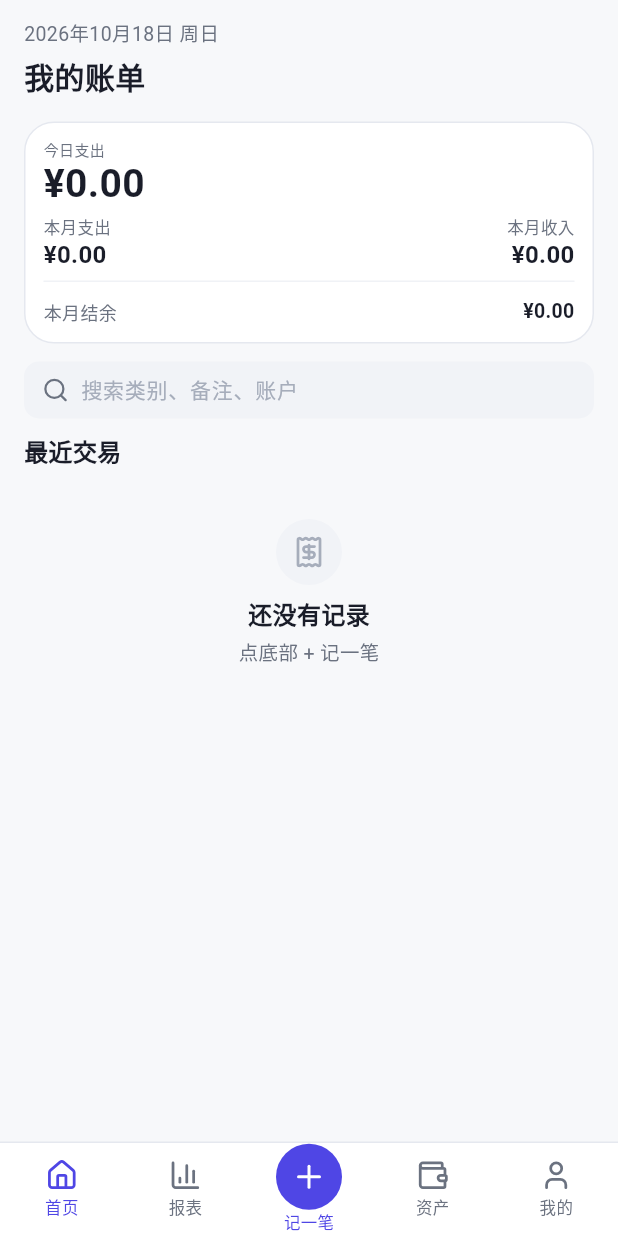
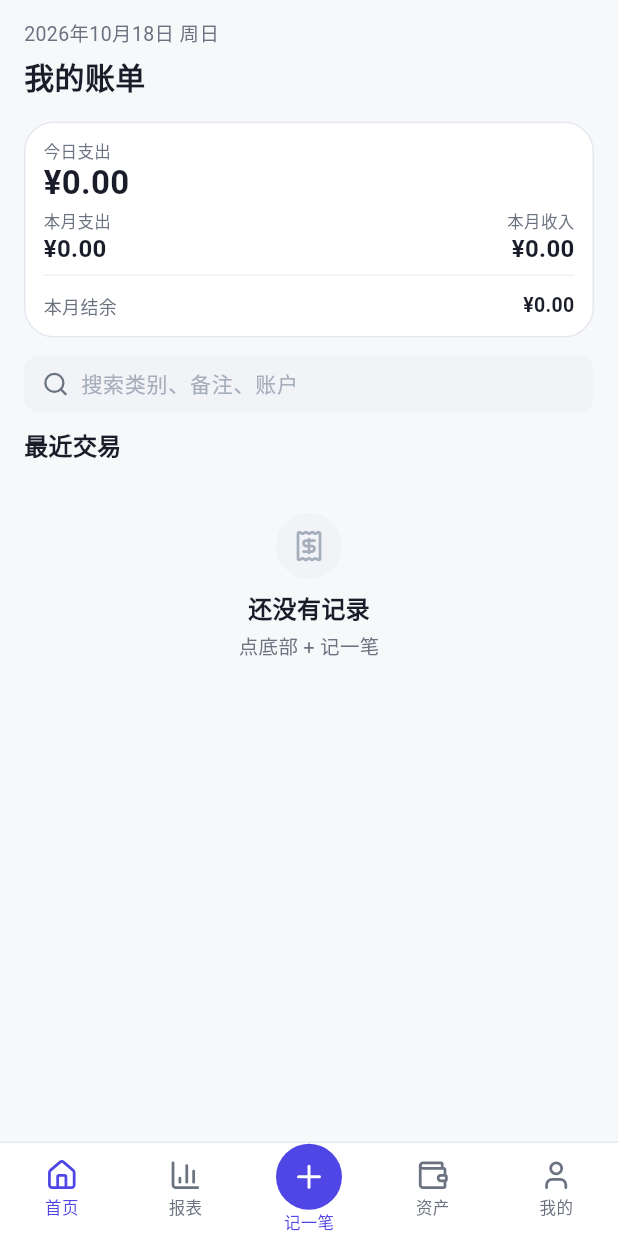
Before and after one commit to ChuShiZ/accounting-app-design, a Flutter app: the screen it shows after launch, on a phone screen of 412 x 824 dp. Run offline on Flutter 3.47's test engine with Material 3 defaults, Android fonts, the phone set to English and light mode, and no system bars; our stand-ins replace drift, flutter_riverpod, flutter_secure_storage, go_router, image_picker, lucide_icons; accounts and stored records are empty; generated files the repository leaves out were written again.

Commit message:
fix: 缩小今日支出金额字号，保留标签原尺寸

```diff
--- a/jizhang-flutter/lib/页面/首页页.dart
+++ b/jizhang-flutter/lib/页面/首页页.dart
@@ -85,12 +85,12 @@ class _HomePageState extends ConsumerState<HomePage> {
           child: Column(
             crossAxisAlignment: CrossAxisAlignment.start,
             children: [
-              Text('今日支出', style: TextStyle(fontSize: 10, height: 1.2, color: tokens.textSecondary)),
+              Text('今日支出', style: TextStyle(fontSize: 11, height: 1.2, color: tokens.textSecondary)),
               SizedBox(height: 2),
               Text(
                 formatCents(data.todayExpense),
                 style: TextStyle(
-                  fontSize: 26,
+                  fontSize: 22,
                   height: 1.1,
                   fontWeight: FontWeight.w700,
                   color: tokens.textPrimary,
```
